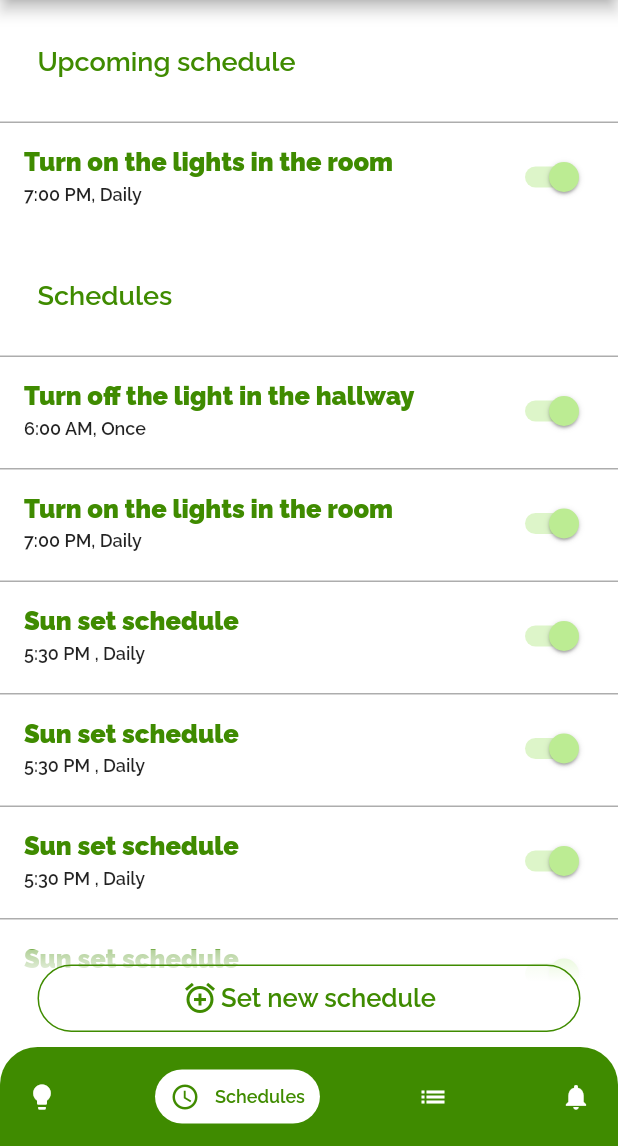
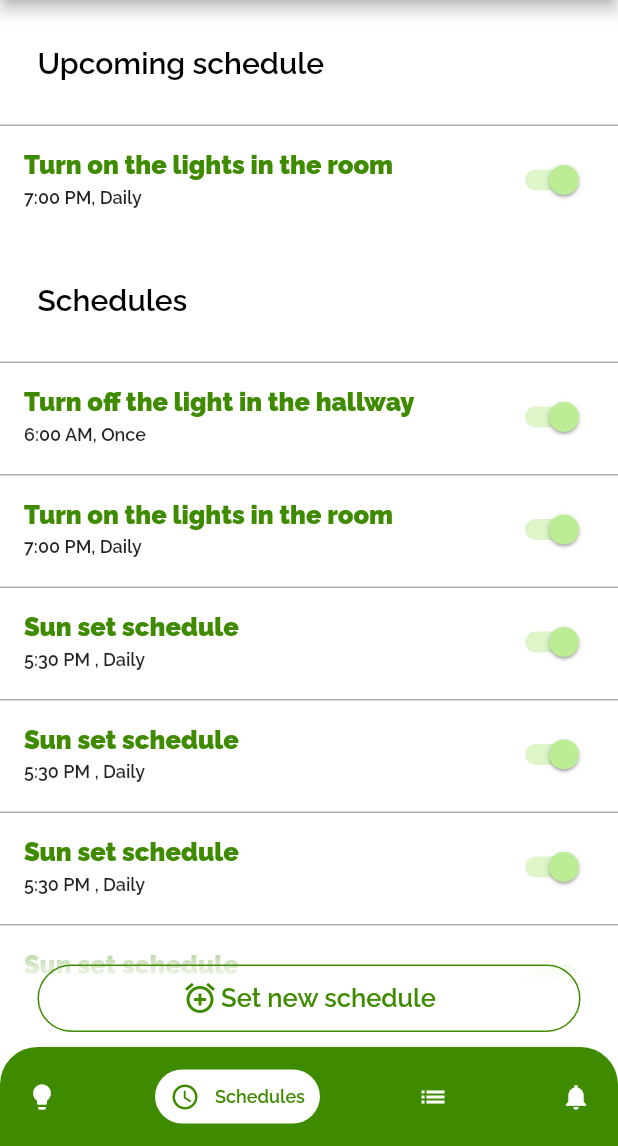
Before and after one commit to MohammadAlAgha/luminexa, a Flutter app: the SystemPage screen opened by its route, item 2 of the bottom bar chosen, on a phone screen of 412 x 824 dp, the part 90-1236 px from its top. Run offline on Flutter 3.47's test engine with Material 2 defaults, Android fonts, the phone set to English and light mode, and no system bars; drawn by our look-alikes of google_nav_bar; our stand-ins replace dio, fl_chart, flutter_svg.

Commit message:
Frontend: Refactored the styling of the schedule page

```diff
--- a/luminexa_mobile/lib/main.dart
+++ b/luminexa_mobile/lib/main.dart
@@ -103,7 +103,7 @@ class _MyAppState extends State<MyApp> {
             ),
           )),
       debugShowCheckedModeBanner: false,
-      home: LogIn(),
+      home: SystemPage(),
       // initialRoute: RouteManager.login,
       onGenerateRoute: RouteManager.generateRoute,
     );
--- a/luminexa_mobile/lib/screens/schedulePage.dart
+++ b/luminexa_mobile/lib/screens/schedulePage.dart
@@ -2,6 +2,7 @@ import 'package:flutter/material.dart';
 import 'package:luminexa_mobile/routes/routes.dart';
 import 'package:luminexa_mobile/widgets/buttonWidget/iconButtonWidget.dart';
 import 'package:luminexa_mobile/widgets/listsWidget/toggleListTileWidget.dart';
+import 'package:luminexa_mobile/widgets/titleWidget/titleWidget.dart';
 
 class SchedulePage extends StatefulWidget {
   const SchedulePage({super.key});
@@ -39,41 +40,13 @@ class _SchedulePageState extends State<SchedulePage> {
           SingleChildScrollView(
             child: Column(
               children: [
-                Padding(
-                  padding:
-                      const EdgeInsets.symmetric(horizontal: 25, vertical: 30),
-                  child: Row(
-                    children: [
-                      Text(
-                        "Upcoming schedule",
-                        style: TextStyle(
-                            fontFamily: "RalewayBold",
-                            fontSize: 18,
-                            fontWeight: FontWeight.w700),
-                      ),
-                    ],
-                  ),
-                ),
+                titleWidget(title: "Upcoming schedule"),
                 toggleListTile(
                   title: title[1],
                   subTitle: time[1],
                   status: status[1],
                 ),
-                Padding(
-                  padding:
-                      const EdgeInsets.symmetric(horizontal: 25, vertical: 30),
-                  child: Row(
-                    children: [
-                      Text(
-                        "Schedules",
-                        style: TextStyle(
-                            fontFamily: "RalewayBold",
-                            fontSize: 18,
-                            fontWeight: FontWeight.w700),
-                      ),
-                    ],
-                  ),
-                ),
+                titleWidget(title: "Schedules"),
                 ListView.builder(
                   physics: ScrollPhysics(parent: null),
                   shrinkWrap: true,
```
